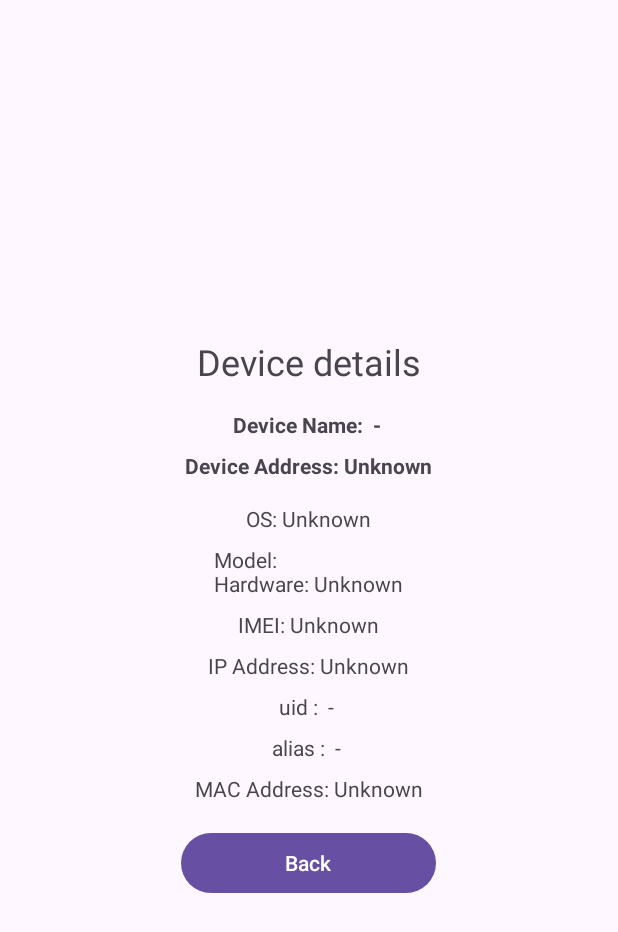
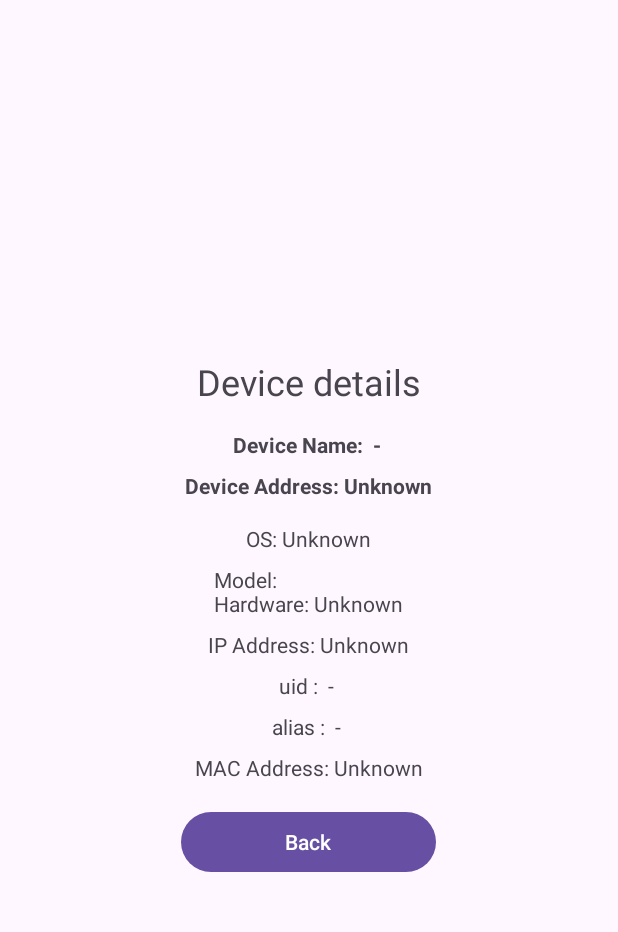
Before and after one commit to linlukes/DeviceScan, an Android app: the DeviceDetailActivity screen opened directly, with no data from a screen before it, on a phone screen of 412 x 824 dp. Shown: the top 932 px of the screen. Run offline under Robolectric (Android 15) with nearby library versions, the phone set to English and light mode, and no system bars.

Commit message:
removed IMEI.

```diff
--- a/app/src/main/java/mg/app/myapplication/DeviceDetailActivity.java
+++ b/app/src/main/java/mg/app/myapplication/DeviceDetailActivity.java
@@ -17,7 +17,6 @@ public class DeviceDetailActivity extends AppCompatActivity {
     public static final String EXTRA_IP_ADDRESS = "ip_address";
     public static final String EXTRA_OS_INFO = "os_info";
     public static final String EXTRA_MODEL_HARDWARE = "model_hardware";
-    public static final String EXTRA_IMEI = "imei";
     public static final String ALIAS = " - ";
     public static final String UID = " - ";
 
@@ -35,7 +34,6 @@ public class DeviceDetailActivity extends AppCompatActivity {
         String ipAddress = intent.getStringExtra(EXTRA_IP_ADDRESS) == null ? "Unknown" :intent.getStringExtra(EXTRA_IP_ADDRESS);
         String osInfo = intent.getStringExtra(EXTRA_OS_INFO) == null ? "Unknown" :intent.getStringExtra(EXTRA_OS_INFO);
         String modelHardware = intent.getStringExtra(EXTRA_MODEL_HARDWARE) == null ? "Unknown" : intent.getStringExtra(EXTRA_MODEL_HARDWARE);
-        String imei = intent.getStringExtra(EXTRA_IMEI) == null ? "Unknown": intent.getStringExtra(EXTRA_IMEI) ;
         String uid = intent.getStringExtra(UID)== null ? " - " :intent.getStringExtra(UID);
         String alias = intent.getStringExtra(ALIAS) ==null ? " - " : intent.getStringExtra(ALIAS) ;
 
@@ -58,9 +56,6 @@ public class DeviceDetailActivity extends AppCompatActivity {
         TextView modelHardwareTextView = findViewById(R.id.modelHardwareTextView);
         modelHardwareTextView.setText(getString(R.string.model_nhardware)+" "+modelHardware);
 
-        TextView imeiTextView = findViewById(R.id.imeiTextView);
-        imeiTextView.setText(getString(R.string.imei)+" "+imei);
-
         TextView uidTextView = findViewById(R.id.uid);
         uidTextView.setText(getString(R.string.uid)+" "+uid);
 
--- a/app/src/main/res/layout/activity_device_detail.xml
+++ b/app/src/main/res/layout/activity_device_detail.xml
@@ -58,14 +58,6 @@
             android:text="@string/model_nhardware" />
 
         <TextView
-            android:id="@+id/imeiTextView"
-            android:layout_width="wrap_content"
-            android:layout_height="wrap_content"
-            android:layout_marginBottom="8dp"
-            android:gravity="start"
-            android:text="@string/imei" />
-
-        <TextView
             android:id="@+id/ipAddressTextView"
             android:layout_width="wrap_content"
             android:layout_height="wrap_content"
```
